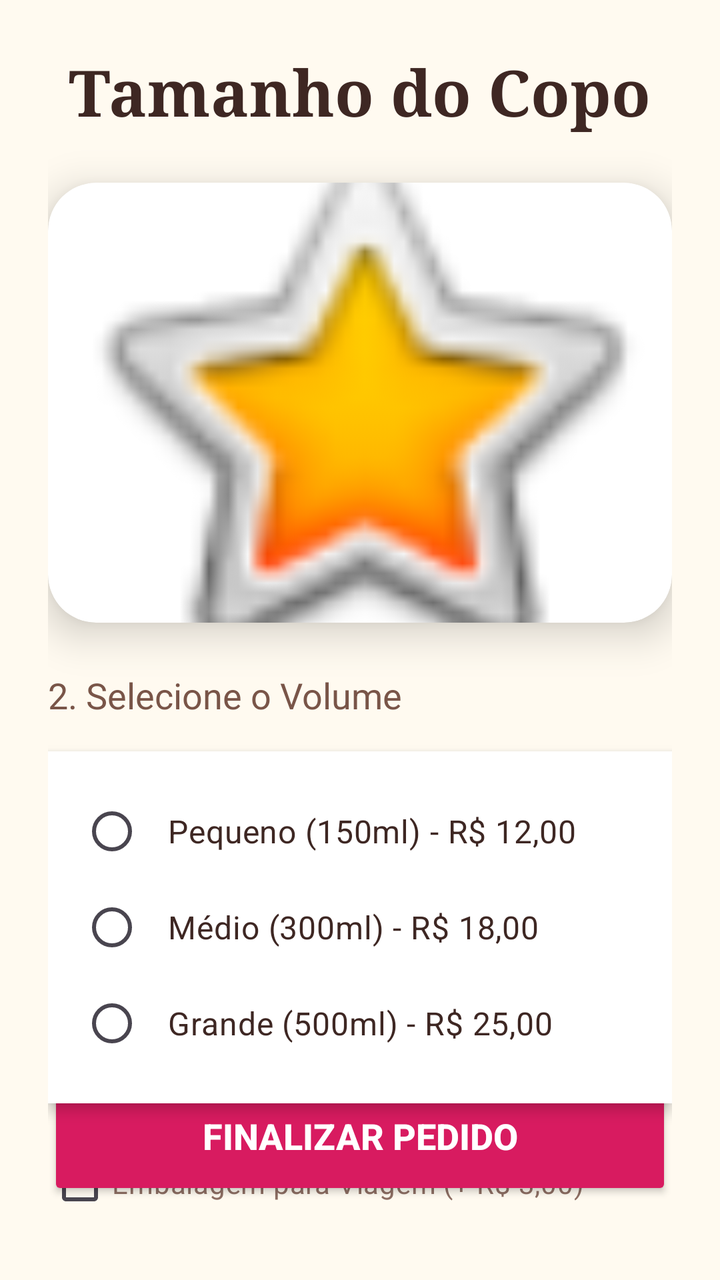
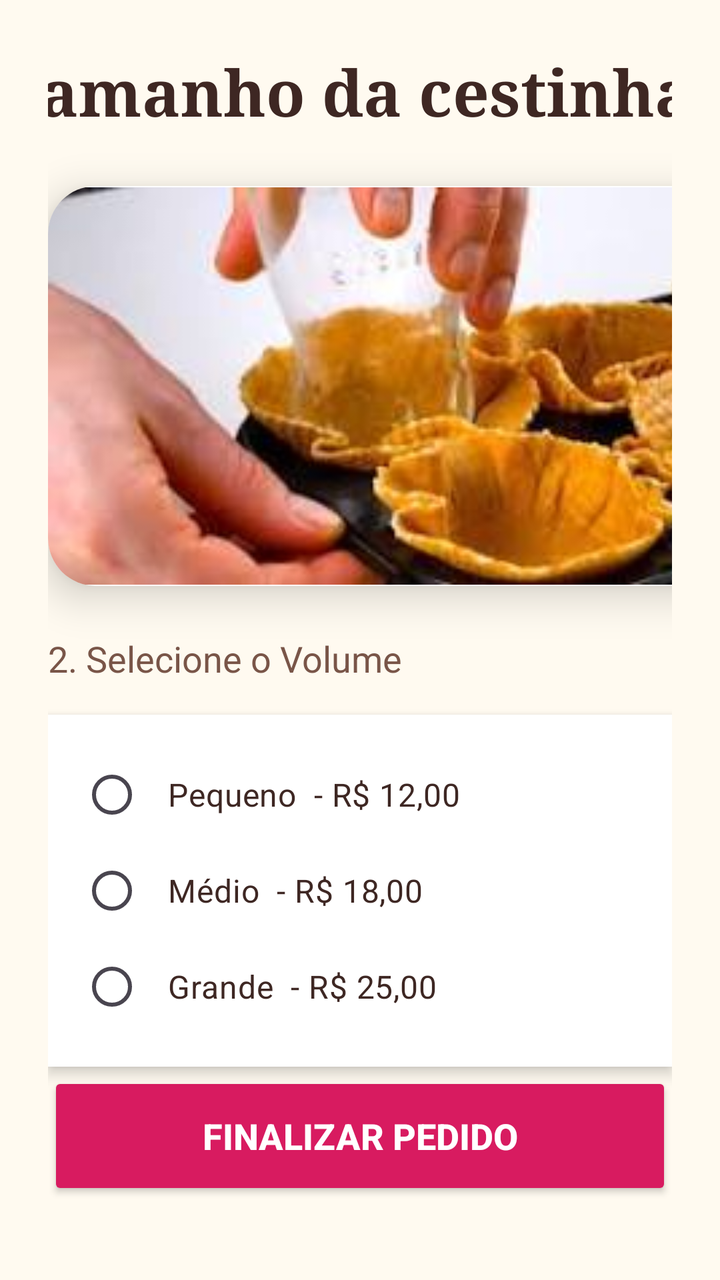

Screens rendered from an Android XML layout before and after an edit, with the pre-edit source and the edit as a unified diff.
<!-- AndroidManifest.xml: application theme Theme.MyApplication -->
<!-- res/layout/fragment_second.xml -->
<?xml version="1.0" encoding="utf-8"?>
<androidx.constraintlayout.widget.ConstraintLayout xmlns:android="http://schemas.android.com/apk/res/android"
    xmlns:app="http://schemas.android.com/apk/res-auto"
    xmlns:tools="http://schemas.android.com/tools"
    android:layout_width="match_parent"
    android:layout_height="match_parent"
    android:background="#FFFAF0"
    android:padding="24dp"
    tools:context=".SecondFragment">

    <TextView
        android:id="@+id/tv_title_size"
        android:layout_width="wrap_content"
        android:layout_height="wrap_content"
        android:fontFamily="serif"
        android:text="Tamanho do Copo"
        android:textColor="#3E2723"
        android:textSize="32sp"
        android:textStyle="bold"
        app:layout_constraintEnd_toEndOf="parent"
        app:layout_constraintStart_toStartOf="parent"
        app:layout_constraintTop_toTopOf="parent" />

    <androidx.cardview.widget.CardView
        android:id="@+id/card_selected_ice_cream"
        android:layout_width="0dp"
        android:layout_height="220dp"
        android:layout_marginTop="24dp"
        app:cardCornerRadius="24dp"
        app:cardElevation="12dp"
        app:layout_constraintEnd_toEndOf="parent"
        app:layout_constraintStart_toStartOf="parent"
        app:layout_constraintTop_toBottomOf="@id/tv_title_size">

        <ImageView
            android:id="@+id/img_selected_ice_cream"
            android:layout_width="match_parent"
            android:layout_height="match_parent"
            android:scaleType="centerCrop"
            android:src="@android:drawable/btn_star_big_on"
            android:contentDescription="Sabor Selecionado" />
    </androidx.cardview.widget.CardView>

    <TextView
        android:id="@+id/tv_size_subtitle"
        android:layout_width="wrap_content"
        android:layout_height="wrap_content"
        android:layout_marginTop="24dp"
        android:text="2. Selecione o Volume"
        android:textColor="#795548"
        android:textSize="18sp"
        app:layout_constraintStart_toStartOf="parent"
        app:layout_constraintTop_toBottomOf="@id/card_selected_ice_cream" />

    <RadioGroup
        android:id="@+id/rg_sizes"
        android:layout_width="match_parent"
        android:layout_height="wrap_content"
        android:layout_marginTop="16dp"
        android:background="@android:color/white"
        android:elevation="4dp"
        android:padding="16dp"
        app:layout_constraintTop_toBottomOf="@id/tv_size_subtitle">

        <RadioButton
            android:id="@+id/rb_small"
            android:layout_width="match_parent"
            android:layout_height="wrap_content"
            android:padding="12dp"
            android:text="Pequeno (150ml) - R$ 12,00"
            android:textColor="#3E2723"
            android:textSize="16sp" />

        <RadioButton
            android:id="@+id/rb_medium"
            android:layout_width="match_parent"
            android:layout_height="wrap_content"
            android:padding="12dp"
            android:text="Médio (300ml) - R$ 18,00"
            android:textColor="#3E2723"
            android:textSize="16sp" />

        <RadioButton
            android:id="@+id/rb_large"
            android:layout_width="match_parent"
            android:layout_height="wrap_content"
            android:padding="12dp"
            android:text="Grande (500ml) - R$ 25,00"
            android:textColor="#3E2723"
            android:textSize="16sp" />
    </RadioGroup>

    <CheckBox
        android:id="@+id/cb_thermal_box"
        android:layout_width="wrap_content"
        android:layout_height="wrap_content"
        android:layout_marginTop="16dp"
        android:text="Embalagem para Viagem (+ R$ 3,00)"
        android:textColor="#8D6E63"
        app:layout_constraintStart_toStartOf="parent"
        app:layout_constraintTop_toBottomOf="@id/rg_sizes" />

    <Button
        android:id="@+id/button_second"
        android:layout_width="0dp"
        android:layout_height="64dp"
        android:backgroundTint="#D81B60"
        android:text="FINALIZAR PEDIDO"
        android:textColor="@android:color/white"
        android:textSize="18sp"
        android:textStyle="bold"
        app:cornerRadius="32dp"
        app:layout_constraintBottom_toBottomOf="parent"
        app:layout_constraintEnd_toEndOf="parent"
        app:layout_constraintStart_toStartOf="parent"
        android:layout_marginBottom="16dp"/>

    <TextView
        android:id="@+id/tv_back_action"
        android:layout_width="wrap_content"
        android:layout_height="wrap_content"
        android:layout_marginBottom="16dp"
        android:text="Voltar e alterar sabor"
        android:textColor="#D81B60"
        android:textStyle="bold"
        app:layout_constraintBottom_toTopOf="@id/button_second"
        app:layout_constraintEnd_toEndOf="parent"
        app:layout_constraintStart_toStartOf="parent" />

</androidx.constraintlayout.widget.ConstraintLayout>
<!-- resources referenced by this layout -->
<resources>
  <style name="Theme.MyApplication" parent="Base.Theme.MyApplication" />
  <style name="Base.Theme.MyApplication" parent="Theme.Material3.DayNight.NoActionBar">
          
          
      </style>
</resources>

<!-- the commit's change to res/layout/fragment_second.xml (unified diff, before → after) -->
@@ -10,10 +10,10 @@
 
     <TextView
         android:id="@+id/tv_title_size"
-        android:layout_width="wrap_content"
-        android:layout_height="wrap_content"
+        android:layout_width="361dp"
+        android:layout_height="49dp"
         android:fontFamily="serif"
-        android:text="Tamanho do Copo"
+        android:text="Tamanho da cestinha"
         android:textColor="#3E2723"
         android:textSize="32sp"
         android:textStyle="bold"
@@ -23,22 +23,21 @@
 
     <androidx.cardview.widget.CardView
         android:id="@+id/card_selected_ice_cream"
-        android:layout_width="0dp"
-        android:layout_height="220dp"
-        android:layout_marginTop="24dp"
+        android:layout_width="356dp"
+        android:layout_height="200dp"
+        android:layout_marginTop="20dp"
         app:cardCornerRadius="24dp"
         app:cardElevation="12dp"
         app:layout_constraintEnd_toEndOf="parent"
+        app:layout_constraintHorizontal_bias="0.0"
         app:layout_constraintStart_toStartOf="parent"
-        app:layout_constraintTop_toBottomOf="@id/tv_title_size">
+        app:layout_constraintTop_toBottomOf="@id/tv_title_size" >
 
         <ImageView
-            android:id="@+id/img_selected_ice_cream"
+            android:id="@+id/imageView7"
             android:layout_width="match_parent"
             android:layout_height="match_parent"
-            android:scaleType="centerCrop"
-            android:src="@android:drawable/btn_star_big_on"
-            android:contentDescription="Sabor Selecionado" />
+            android:src="@drawable/download__2_" />
     </androidx.cardview.widget.CardView>
 
     <TextView
@@ -67,7 +66,7 @@
             android:layout_width="match_parent"
             android:layout_height="wrap_content"
             android:padding="12dp"
-            android:text="Pequeno (150ml) - R$ 12,00"
+            android:text="Pequeno  - R$ 12,00"
             android:textColor="#3E2723"
             android:textSize="16sp" />
 
@@ -76,7 +75,7 @@
             android:layout_width="match_parent"
             android:layout_height="wrap_content"
             android:padding="12dp"
-            android:text="Médio (300ml) - R$ 18,00"
+            android:text="Médio  - R$ 18,00"
             android:textColor="#3E2723"
             android:textSize="16sp" />
 
@@ -85,15 +84,15 @@
             android:layout_width="match_parent"
             android:layout_height="wrap_content"
             android:padding="12dp"
-            android:text="Grande (500ml) - R$ 25,00"
+            android:text="Grande  - R$ 25,00"
             android:textColor="#3E2723"
             android:textSize="16sp" />
     </RadioGroup>
 
     <CheckBox
         android:id="@+id/cb_thermal_box"
-        android:layout_width="wrap_content"
-        android:layout_height="wrap_content"
+        android:layout_width="261dp"
+        android:layout_height="44dp"
         android:layout_marginTop="16dp"
         android:text="Embalagem para Viagem (+ R$ 3,00)"
         android:textColor="#8D6E63"
<!-- resource entries referenced after the edit -->
@@ -1,5 +1,6 @@
 <!-- resources referenced by this layout -->
 <resources>
+  <!-- drawable download__2_: jpg bitmap (drawable, 8087 bytes) -->
   <style name="Theme.MyApplication" parent="Base.Theme.MyApplication" />
   <style name="Base.Theme.MyApplication" parent="Theme.Material3.DayNight.NoActionBar">
           
